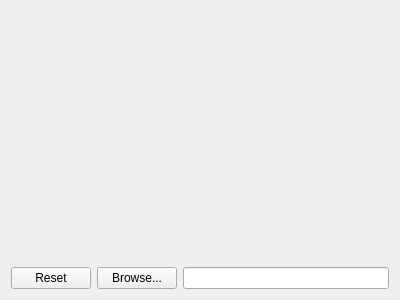
Qt form ImageWizard/selectdestination.ui (coltoncandy/Image-Generator-Wizard) before a commit.
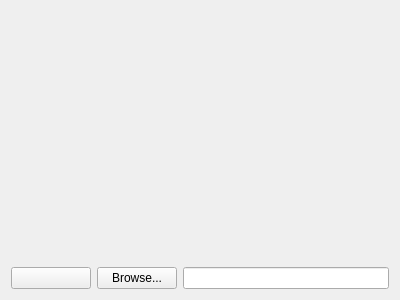
The same form after that commit.

Commit message: Added reset icon and styling. Changed styling of please wait prompt in processing window. Changed cursor to busy wait to load in processing window.

Patch:
```diff
--- a/ImageWizard/selectdestination.ui
+++ b/ImageWizard/selectdestination.ui
@@ -66,7 +66,7 @@
      <item>
       <widget class="QPushButton" name="reset">
        <property name="text">
-        <string>Reset</string>
+        <string> </string>
        </property>
       </widget>
      </item>
```
The commit also changes 3 other files.
